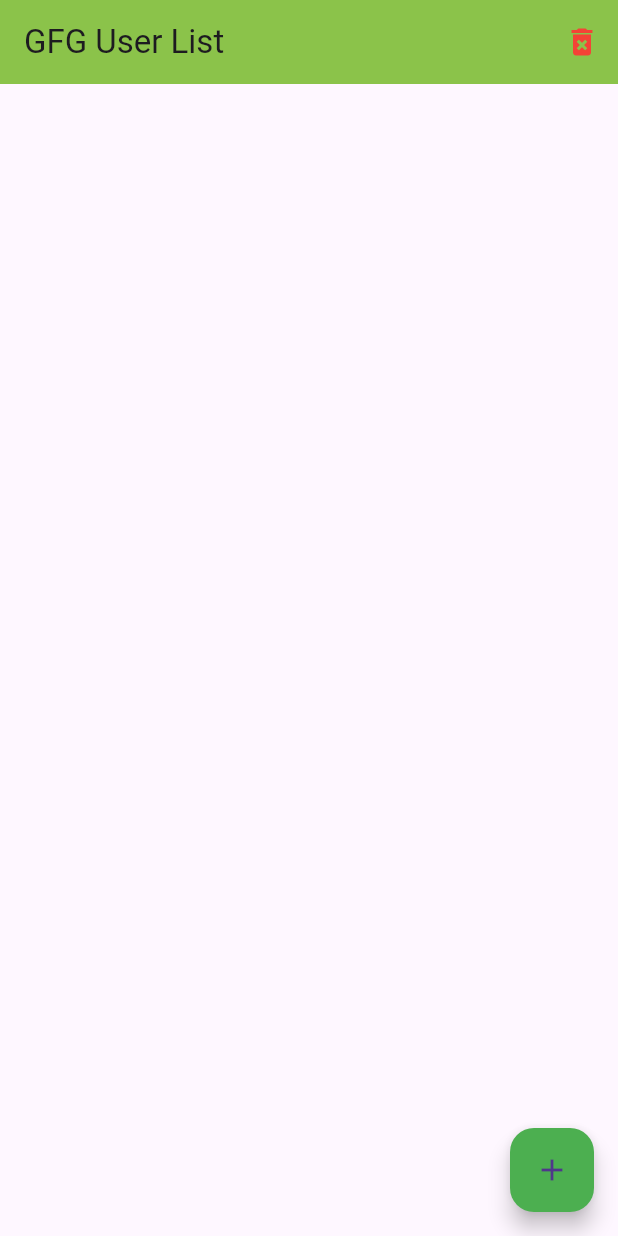
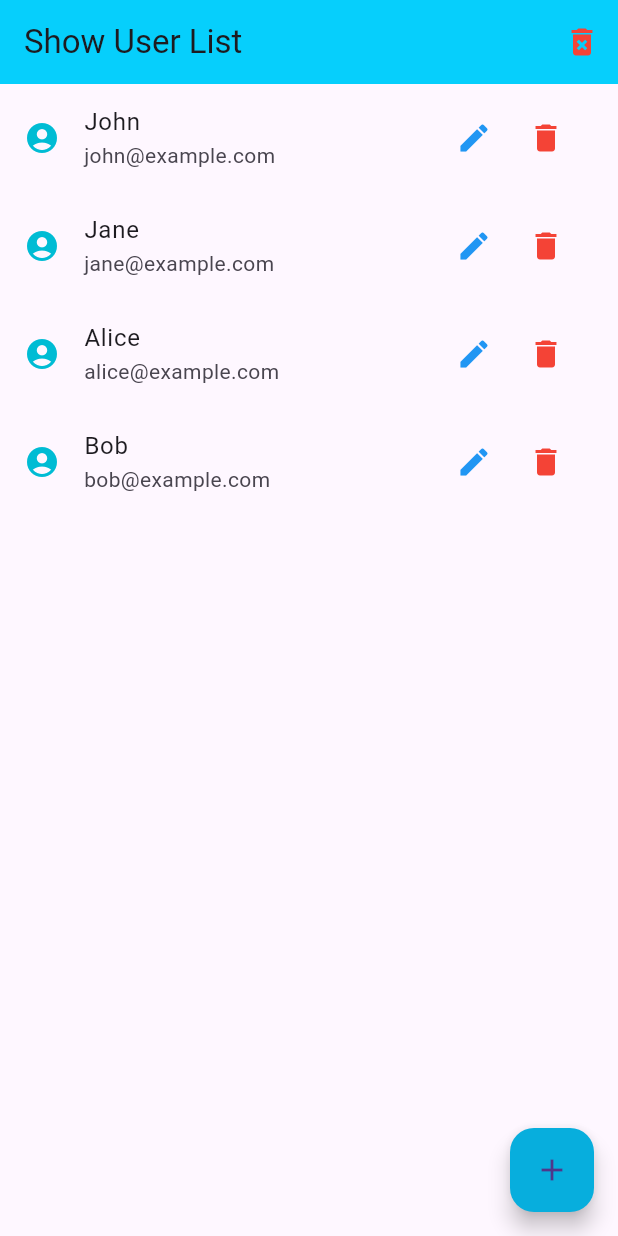
Before and after one commit to oatnitigan/flutter_sql_2025, a Flutter app: the screen it shows after launch, on a phone screen of 412 x 824 dp. Run offline on Flutter 3.47's test engine with Material 3 defaults, Android fonts, the phone set to English and light mode, and no system bars; our stand-ins replace sqflite; accounts and stored records are empty.

Commit message:
Add files via upload

```diff
--- a/sql_test/lib/database_helper.dart
+++ b/sql_test/lib/database_helper.dart
@@ -17,14 +17,14 @@ class DatabaseHelper {
   // Initialize the database
   Future<Database> initDb() async {
     String databasesPath = await getDatabasesPath();
-    String path = join(databasesPath, 'geeksforgeeks.db');
+    String path = join(databasesPath, 'appDB.db');
     return await openDatabase(path, version: 1, onCreate: _onCreate);
   }
 
   // Create the table
   Future _onCreate(Database db, int version) async {
     await db.execute('''
-      CREATE TABLE gfg_users (
+      CREATE TABLE tbUsers (
         id INTEGER PRIMARY KEY,
         username TEXT,
         email TEXT
@@ -35,41 +35,41 @@ class DatabaseHelper {
   // Insert a new user into the database
   Future<int> insertUser(User user) async {
     Database db = await instance.db;
-    return await db.insert('gfg_users', user.toMap());
+    return await db.insert('tbUsers', user.toMap());
   }
 
   // Query all users from the database
   Future<List<Map<String, dynamic>>> queryAllUsers() async {
     Database db = await instance.db;
-    return await db.query('gfg_users');
+    return await db.query('tbUsers');
   }
 
   // Update user information in the database
   Future<int> updateUser(User user) async {
     Database db = await instance.db;
-    return await db.update('gfg_users', user.toMap(),
-        where: 'id = ?', whereArgs: [user.id]);
+    return await db
+        .update('tbUsers', user.toMap(), where: 'id = ?', whereArgs: [user.id]);
   }
 
   // Delete user from the database
   Future<int> deleteUser(int id) async {
     Database db = await instance.db;
-    return await db.delete('gfg_users', where: 'id = ?', whereArgs: [id]);
+    return await db.delete('tbUsers', where: 'id = ?', whereArgs: [id]);
   }
 
   // ฟังก์ชันในการลบข้อมูลทั้งหมด
   Future<void> deleteAllUsers() async {
     Database db = await instance.db;
-    await db.delete('gfg_users'); // ลบข้อมูลทั้งหมดจากตาราง
+    await db.delete('tbUsers'); // ลบข้อมูลทั้งหมดจากตาราง
   }
 
   // Initialize some default users in the database
   Future<void> initializeUsers() async {
     List<User> usersToAdd = [
-      //User(username: 'John', email: 'john@example.com'),
-      //User(username: 'Jane', email: 'jane@example.com'),
-      //User(username: 'Alice', email: 'alice@example.com'),
-      //User(username: 'Bob', email: 'bob@example.com'),
+      User(username: 'John', email: 'john@example.com'),
+      User(username: 'Jane', email: 'jane@example.com'),
+      User(username: 'Alice', email: 'alice@example.com'),
+      User(username: 'Bob', email: 'bob@example.com'),
     ];
 
     for (User user in usersToAdd) {
--- a/sql_test/lib/main.dart
+++ b/sql_test/lib/main.dart
@@ -157,8 +157,8 @@ class _UserListState extends State<UserList> {
   Widget build(BuildContext context) {
     return Scaffold(
       appBar: AppBar(
-        title: Text('GFG User List'),
-        backgroundColor: Colors.lightGreen,
+        title: Text('Show User List'),
+        backgroundColor: const Color.fromARGB(255, 6, 207, 252),
         actions: [
           IconButton(
             icon: Icon(Icons.delete_forever),
@@ -199,7 +199,7 @@ class _UserListState extends State<UserList> {
       floatingActionButton: FloatingActionButton(
         onPressed: _addUser,
         child: Icon(Icons.add),
-        backgroundColor: Colors.green,
+        backgroundColor: const Color.fromARGB(255, 7, 174, 221),
       ),
     );
   }
```
